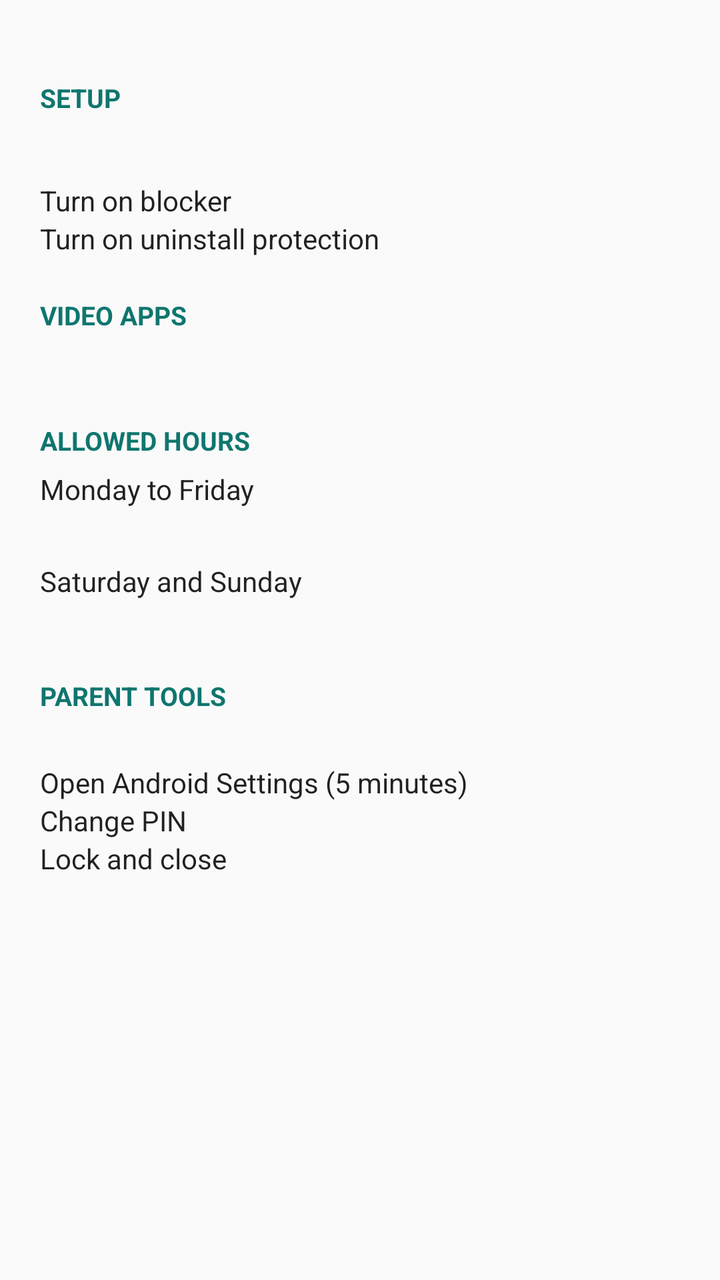
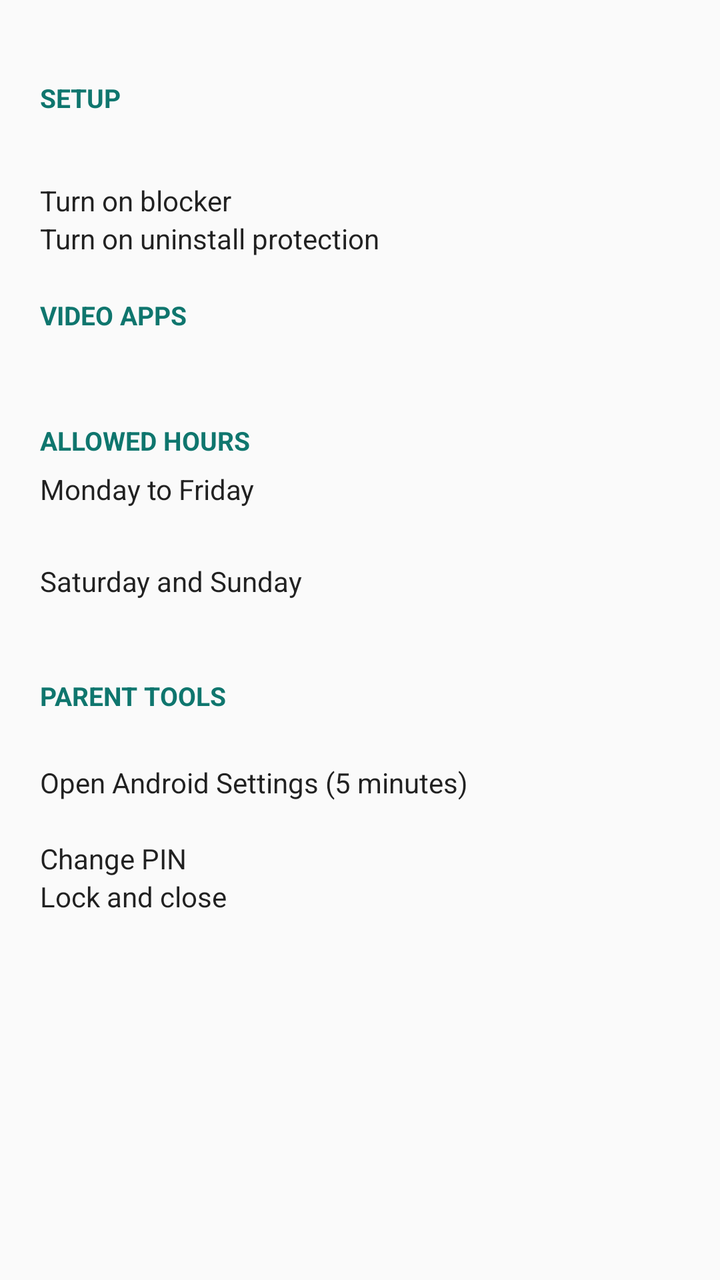

Compare the two renders of this Android layout. The source of the first and the diff that turns it into the second are given below.
<!-- AndroidManifest.xml: application theme AppTheme -->
<!-- res/layout/activity_settings.xml -->
<?xml version="1.0" encoding="utf-8"?>
<ScrollView xmlns:android="http://schemas.android.com/apk/res/android"
    android:layout_width="match_parent"
    android:layout_height="match_parent">

    <LinearLayout
        android:layout_width="match_parent"
        android:layout_height="wrap_content"
        android:orientation="vertical"
        android:padding="20dp">

        <TextView style="@style/Section" android:text="@string/section_setup" />
        <TextView
            android:id="@+id/statusText"
            android:layout_width="match_parent"
            android:layout_height="wrap_content"
            android:layout_marginBottom="8dp" />
        <Button android:id="@+id/enableServiceButton" style="@style/RowButton" android:text="@string/enable_service" />
        <Button android:id="@+id/deviceAdminButton" style="@style/RowButton" android:text="@string/enable_admin" />

        <TextView style="@style/Section" android:text="@string/section_apps" />
        <Button android:id="@+id/pickAppsButton" style="@style/RowButton" />

        <TextView style="@style/Section" android:text="@string/section_hours" />
        <CheckBox
            android:id="@+id/weekdayEnabled"
            android:layout_width="wrap_content"
            android:layout_height="wrap_content"
            android:text="@string/weekdays" />
        <LinearLayout style="@style/TimeRow">
            <Button android:id="@+id/weekdayStart" style="@style/TimeButton" />
            <Button android:id="@+id/weekdayEnd" style="@style/TimeButton" />
        </LinearLayout>
        <CheckBox
            android:id="@+id/weekendEnabled"
            android:layout_width="wrap_content"
            android:layout_height="wrap_content"
            android:layout_marginTop="8dp"
            android:text="@string/weekends" />
        <LinearLayout style="@style/TimeRow">
            <Button android:id="@+id/weekendStart" style="@style/TimeButton" />
            <Button android:id="@+id/weekendEnd" style="@style/TimeButton" />
        </LinearLayout>

        <TextView style="@style/Section" android:text="@string/section_parent" />
        <Button android:id="@+id/overrideButton" style="@style/RowButton" />
        <Button android:id="@+id/openSettingsButton" style="@style/RowButton" android:text="@string/open_settings" />
        <Button android:id="@+id/changePinButton" style="@style/RowButton" android:text="@string/change_pin" />
        <Button android:id="@+id/lockButton" style="@style/RowButton" android:text="@string/lock_now" />
    </LinearLayout>
</ScrollView>
<!-- resources referenced by this layout -->
<resources>
  <string name="change_pin">Change PIN</string>
  <string name="enable_admin">Turn on uninstall protection</string>
  <string name="enable_service">Turn on blocker</string>
  <string name="lock_now">Lock and close</string>
  <string name="open_settings">Open Android Settings (5 minutes)</string>
  <string name="section_apps">Video apps</string>
  <string name="section_hours">Allowed hours</string>
  <string name="section_parent">Parent tools</string>
  <string name="section_setup">Setup</string>
  <string name="weekdays">Monday to Friday</string>
  <string name="weekends">Saturday and Sunday</string>
  <style name="RowButton">
          <item name="android:layout_width">match_parent</item>
          <item name="android:layout_height">wrap_content</item>
      </style>
  <style name="Section">
          <item name="android:layout_width">match_parent</item>
          <item name="android:layout_height">wrap_content</item>
          <item name="android:layout_marginTop">20dp</item>
          <item name="android:layout_marginBottom">6dp</item>
          <item name="android:textSize">13sp</item>
          <item name="android:textStyle">bold</item>
          <item name="android:textAllCaps">true</item>
          <item name="android:textColor">@color/brand</item>
      </style>
  <style name="TimeButton">
          <item name="android:layout_width">0dp</item>
          <item name="android:layout_height">wrap_content</item>
          <item name="android:layout_weight">1</item>
      </style>
  <style name="TimeRow">
          <item name="android:layout_width">match_parent</item>
          <item name="android:layout_height">wrap_content</item>
          <item name="android:orientation">horizontal</item>
      </style>
  <style name="AppTheme" parent="android:Theme.Material.Light.DarkActionBar">
          <item name="android:colorPrimary">@color/brand</item>
          <item name="android:colorPrimaryDark">@color/brand_dark</item>
          <item name="android:colorAccent">@color/brand</item>
      </style>
  <color name="brand">#0F766E</color>
  <color name="brand_dark">#115E59</color>
</resources>

<!-- the commit's change to res/layout/activity_settings.xml (unified diff, before → after) -->
@@ -45,6 +45,7 @@
         <TextView style="@style/Section" android:text="@string/section_parent" />
         <Button android:id="@+id/overrideButton" style="@style/RowButton" />
         <Button android:id="@+id/openSettingsButton" style="@style/RowButton" android:text="@string/open_settings" />
+        <Button android:id="@+id/updateButton" style="@style/RowButton" />
         <Button android:id="@+id/changePinButton" style="@style/RowButton" android:text="@string/change_pin" />
         <Button android:id="@+id/lockButton" style="@style/RowButton" android:text="@string/lock_now" />
     </LinearLayout>
